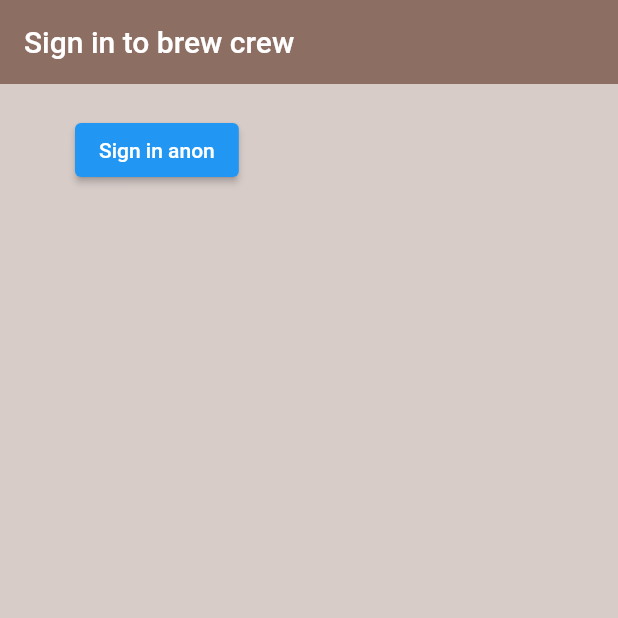
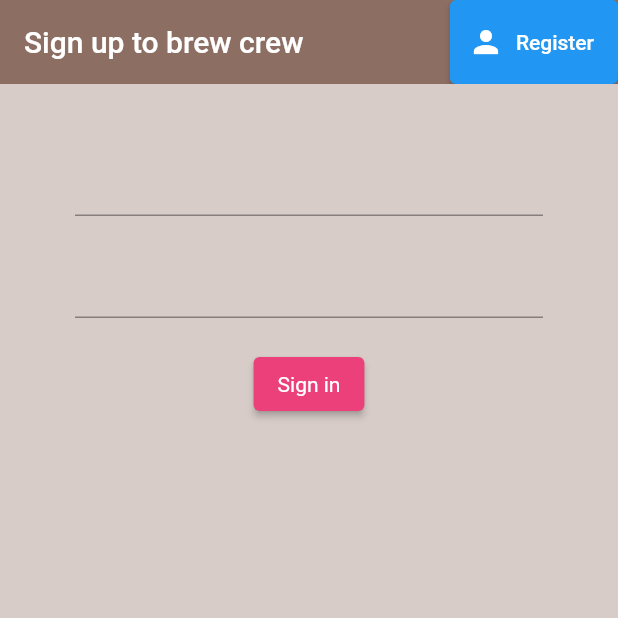
Before and after one commit to BadCodingGuy/final_year_project, a Flutter app: the screen it shows after launch, on a phone screen of 412 x 824 dp, the top half of it. Run offline on Flutter 3.47's test engine with Material 2 defaults, Android fonts, the phone set to English and light mode, and no system bars; our stand-ins replace firebase_auth, firebase_core; accounts and stored records are empty.

Commit message:
Login progress 2

```diff
--- a/lib/Screens/Authenticate/authenticate.dart
+++ b/lib/Screens/Authenticate/authenticate.dart
@@ -1,3 +1,4 @@
+import 'package:final_year_project/Screens/Authenticate/register.dart';
 import 'package:final_year_project/Screens/Authenticate/sign_in.dart';
 import 'package:flutter/material.dart';
 
@@ -9,10 +10,16 @@ class Authenticate extends StatefulWidget {
 }
 
 class _AuthenticateState extends State<Authenticate> {
+  bool showSignIn = true;
+  void toggleView() {
+    setState(() => showSignIn = !showSignIn);
+  }
   @override
   Widget build(BuildContext context) {
-    return Container(
-      child: SignIn(),
-    );
+    if (showSignIn) {
+      return SignIn(toggleView: toggleView);
+    } else {
+      return Register(toggleView: toggleView);
+    }
   }
 }
--- a/lib/Screens/Authenticate/sign_in.dart
+++ b/lib/Screens/Authenticate/sign_in.dart
@@ -3,14 +3,18 @@ import 'package:flutter/material.dart';
 import '../../Services/auth.dart';
 
 class SignIn extends StatefulWidget {
-  const SignIn({Key? key}) : super(key: key);
-
+  final Function toggleView;
+  const SignIn({super.key, required this.toggleView});
   @override
   State<SignIn> createState() => _SignInState();
 }
 
 class _SignInState extends State<SignIn> {
   final AuthService _auth = AuthService();
+  //text field state
+  String email = '';
+  String password = '';
+
   @override
   Widget build(BuildContext context) {
     return Scaffold(
@@ -18,21 +22,51 @@ class _SignInState extends State<SignIn> {
       appBar: AppBar(
         backgroundColor: Colors.brown[400],
         elevation: 0.0,
-        title: Text('Sign in to brew crew'),
+        title: Text('Sign up to brew crew'),
+        actions: <Widget>[
+          ElevatedButton.icon(
+            icon: Icon(Icons.person),
+            label: Text('Register'),
+            onPressed: () {
+              widget.toggleView();
+            }
+          )
+        ],
       ),
       body: Container(
         padding: EdgeInsets.symmetric(vertical: 20.0, horizontal: 50),
-        child: ElevatedButton(
-          child: Text('Sign in anon'),
-          onPressed: () async {
-            dynamic result = await _auth.signInAnon();
-            if (result == null){
-              print('error signing in');
-            } else {
-              print('signed in');
-              print(result.uid);
-            }
-          }
+        child: Form(
+          child: Column(
+            children: <Widget>[
+              SizedBox(height: 20.0),
+              TextFormField(
+                onChanged: (val) {
+                  setState(() => email = val);
+                }
+              ),
+              SizedBox(height: 20.0),
+              TextFormField(
+                obscureText: true,
+                onChanged: (val) {
+                  setState(() => password = val);
+                }
+              ),
+              SizedBox(height: 20.0),
+              ElevatedButton(
+                child: Text('Sign in'),
+                style: ButtonStyle(
+                    backgroundColor:
+                    MaterialStateProperty.all(Colors.pink[400]),
+                    textStyle: MaterialStateProperty.all(
+                        TextStyle(color: Colors.white))),
+                onPressed: () async {
+                  print(email);
+                  print(password);
+                },
+              )
+            ],
+
+          ),
         ),
       ),
     );
--- a/lib/Screens/main.dart
+++ b/lib/Screens/main.dart
@@ -1,7 +1,12 @@
 import 'package:final_year_project/Screens/wrapper.dart';
+import 'package:firebase_auth/firebase_auth.dart';
 import 'package:firebase_core/firebase_core.dart';
 import 'package:flutter/foundation.dart';
 import 'package:flutter/material.dart';
+import 'package:provider/provider.dart';
+
+import '../Models/user.dart';
+import '../Services/auth.dart';
 
 void main() async {
   WidgetsFlutterBinding.ensureInitialized();
@@ -24,10 +29,13 @@ class MyApp extends StatelessWidget {
 
   @override
   Widget build(BuildContext context) {
-    return MaterialApp(
-      title: 'Byte Assess',
-      debugShowCheckedModeBanner: false,
-      home: Wrapper(
+    return StreamProvider.value(
+      catchError: (_, __) => null,
+      value: AuthService().user,
+      initialData: null,
+      child: MaterialApp(
+        home: Wrapper(
+        ),
       ),
     );
   }
--- a/lib/Screens/wrapper.dart
+++ b/lib/Screens/wrapper.dart
@@ -1,6 +1,7 @@
 import 'package:final_year_project/Screens/Home/home.dart';
 import 'package:flutter/material.dart';
-
+import 'package:provider/provider.dart';
+import '../Models/user.dart';
 import 'Authenticate/authenticate.dart';
 
 class Wrapper extends StatelessWidget {
@@ -8,8 +9,14 @@ class Wrapper extends StatelessWidget {
 
   @override
   Widget build(BuildContext context) {
+    final user = Provider.of<MyUser?>(context);
+    print(user);
 
     //return either home or authenticate widget
-    return Authenticate();
+    if (user == null){
+      return Authenticate();
+    } else {
+      return Home();
+    }
   }
 }
--- a/pubspec.yaml
+++ b/pubspec.yaml
@@ -21,6 +21,7 @@ version: 1.0.0+1
 environment:
   sdk: '>=2.19.2 <3.0.0'
 
+
 # Dependencies specify other packages that your package needs in order to work.
 # To automatically upgrade your package dependencies to the latest versions
 # consider running `flutter pub upgrade --major-versions`. Alternatively,
@@ -33,7 +34,7 @@ dependencies:
   firebase_core: ^2.14.0
   firebase_auth: ^4.3.0
   cloud_firestore:
-  provider: ^3.1.0
+  provider: 6.1.2
 
 
   # The following adds the Cupertino Icons font to your application.
```
Also changed, not shown: lib/Screens/Authenticate/register.dart (added, +88 -0 lines), lib/Screens/Home/home.dart (+22 -4 lines), lib/Services/auth.dart (+18 -0 lines), pubspec.lock.
